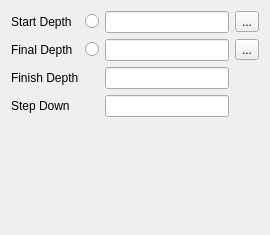
Before: the Qt Designer form src/Mod/Path/Gui/Resources/panels/PageDepthsEdit.ui in berndhahnebach/All_FreeCAD, drawn with Qt 5.
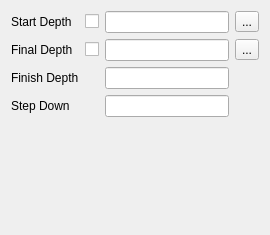
After: the same form once the commit is applied. Icons and pictures are not drawn. Custom widgets are drawn as their Qt base class.

Commit message: changed lock radio buttons into checkboxes.

What changed in the file:
```diff
--- a/src/Mod/Path/Gui/Resources/panels/PageDepthsEdit.ui
+++ b/src/Mod/Path/Gui/Resources/panels/PageDepthsEdit.ui
@@ -105,8 +105,8 @@
      </property>
     </widget>
    </item>
-   <item row="1" column="1">
-    <widget class="QRadioButton" name="finalDepthLock">
+   <item row="0" column="1">
+    <widget class="QCheckBox" name="startDepthLock">
      <property name="toolTip">
       <string>&lt;html&gt;&lt;head/&gt;&lt;body&gt;&lt;p&gt;Lock Start Depth to specified value, prevent automatic recalculation.&lt;/p&gt;&lt;/body&gt;&lt;/html&gt;</string>
      </property>
@@ -118,8 +118,8 @@
      </property>
     </widget>
    </item>
-   <item row="0" column="1">
-    <widget class="QRadioButton" name="startDepthLock">
+   <item row="1" column="1">
+    <widget class="QCheckBox" name="finalDepthLock">
      <property name="toolTip">
       <string>&lt;html&gt;&lt;head/&gt;&lt;body&gt;&lt;p&gt;Lock Start Depth to specified value, prevent automatic recalculation.&lt;/p&gt;&lt;/body&gt;&lt;/html&gt;</string>
      </property>
```
